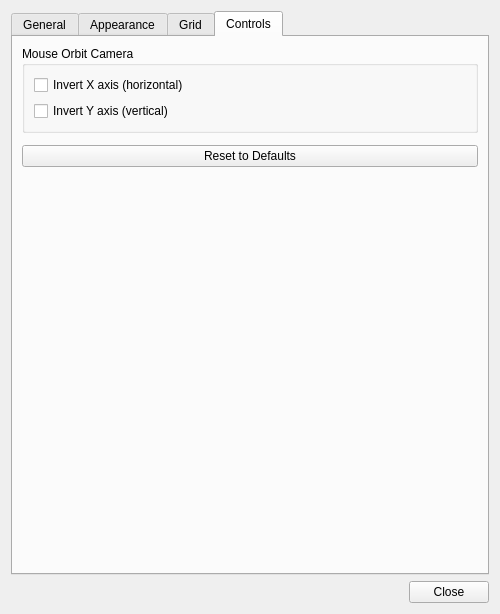
This is qtfred/ui/PreferencesDialog.ui in MjnMixael/fs2open.github.com as Qt 5 draws it before an edit. The edited form follows.
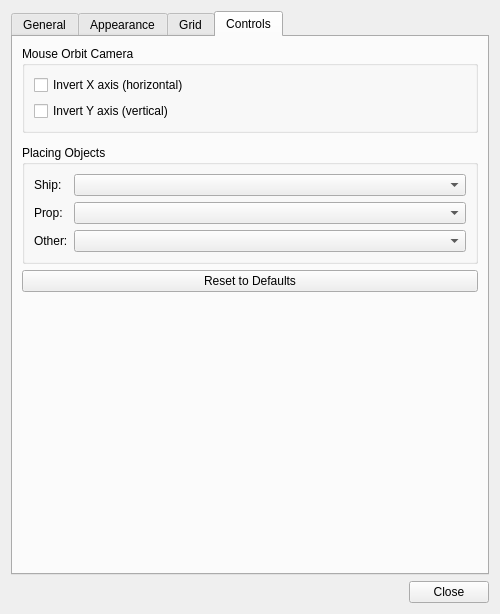
This is the edited form. The open tabs and pages were chosen to show the change.

Commit message: QtFRED: choose which Ctrl+click places ships, props and other objects

What changed in the file:
```diff
--- a/qtfred/ui/PreferencesDialog.ui
+++ b/qtfred/ui/PreferencesDialog.ui
@@ -633,6 +633,66 @@
        <item>
         <widget class="QWidget" name="controlsFormWidget" native="true"/>
        </item>
+       <item>
+        <widget class="QGroupBox" name="placementGroup">
+         <property name="title">
+          <string>Placing Objects</string>
+         </property>
+         <layout class="QFormLayout" name="placementLayout">
+          <item row="0" column="0">
+           <widget class="QLabel" name="shipPlacementLabel">
+            <property name="text">
+             <string>Ship:</string>
+            </property>
+            <property name="buddy">
+             <cstring>shipPlacementCombo</cstring>
+            </property>
+           </widget>
+          </item>
+          <item row="0" column="1">
+           <widget class="QComboBox" name="shipPlacementCombo">
+            <property name="toolTip">
+             <string>The click that places a ship of the class chosen in the toolbar's Ships box. Picking one another kind uses swaps the two.</string>
+            </property>
+           </widget>
+          </item>
+          <item row="1" column="0">
+           <widget class="QLabel" name="propPlacementLabel">
+            <property name="text">
+             <string>Prop:</string>
+            </property>
+            <property name="buddy">
+             <cstring>propPlacementCombo</cstring>
+            </property>
+           </widget>
+          </item>
+          <item row="1" column="1">
+           <widget class="QComboBox" name="propPlacementCombo">
+            <property name="toolTip">
+             <string>The click that places a prop of the class chosen in the toolbar's Props box. Picking one another kind uses swaps the two.</string>
+            </property>
+           </widget>
+          </item>
+          <item row="2" column="0">
+           <widget class="QLabel" name="otherPlacementLabel">
+            <property name="text">
+             <string>Other:</string>
+            </property>
+            <property name="buddy">
+             <cstring>otherPlacementCombo</cstring>
+            </property>
+           </widget>
+          </item>
+          <item row="2" column="1">
+           <widget class="QComboBox" name="otherPlacementCombo">
+            <property name="toolTip">
+             <string>The click that places what the toolbar's Other box is set to: a waypoint, jump node or coordinate point. Picking one another kind uses swaps the two.</string>
+            </property>
+           </widget>
+          </item>
+         </layout>
+        </widget>
+       </item>
        <item>
         <widget class="QPushButton" name="resetDefaultsButton">
          <property name="toolTip">
```
Left out of the diff: 2 changed lines with no effect on the pictures. The commit also changes 15 other files.
